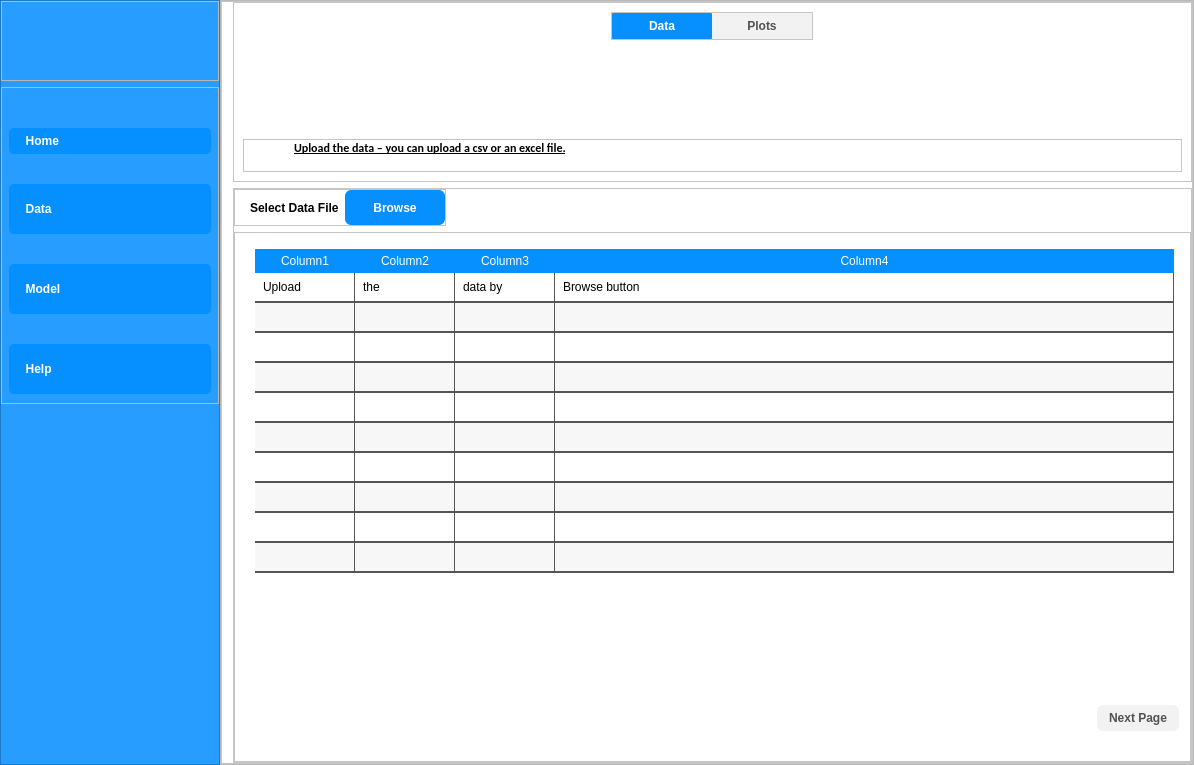
Old version of the form main.ui in the repository ali7haider/Active-Learning-Platform_PyQT5_Desktop_App.
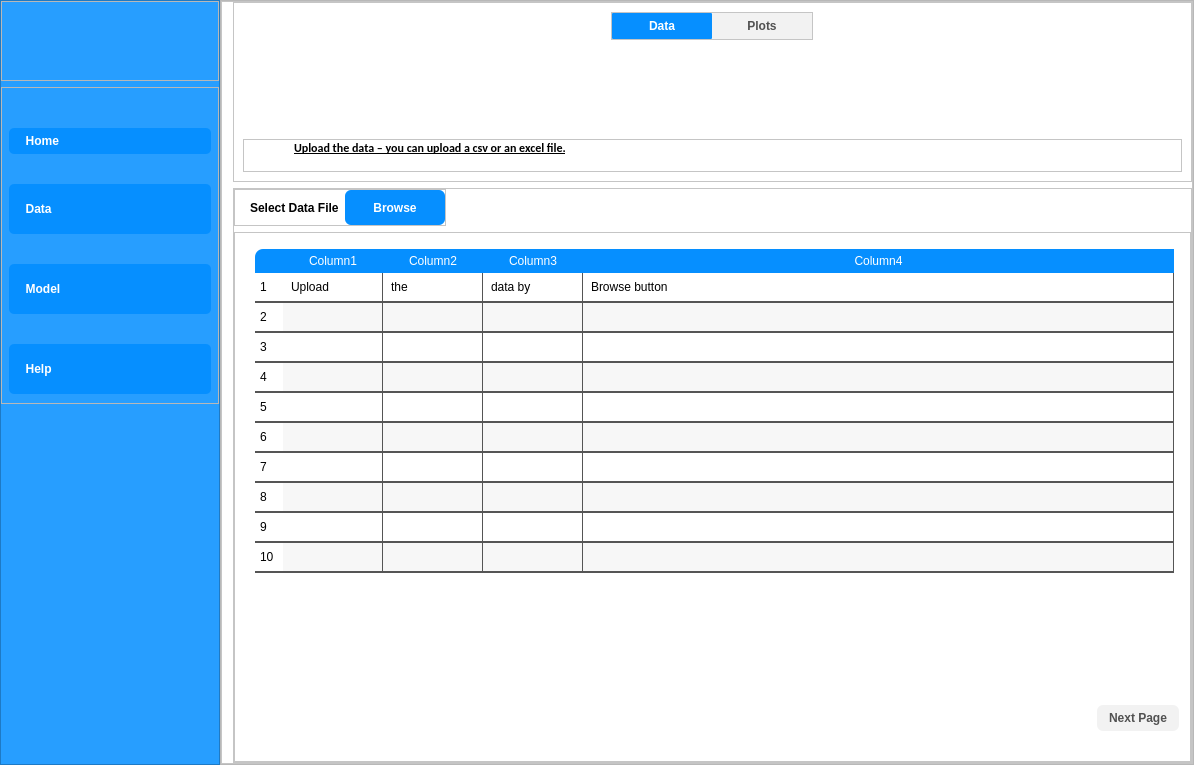
New version of the form. The open tabs and pages were chosen to show the change. Icons and pictures are not drawn.

Patch:
```diff
--- a/main.ui
+++ b/main.ui
@@ -1152,7 +1152,7 @@
                           <bool>true</bool>
                          </attribute>
                          <attribute name="verticalHeaderVisible">
-                          <bool>false</bool>
+                          <bool>true</bool>
                          </attribute>
                          <attribute name="verticalHeaderCascadingSectionResizes">
                           <bool>false</bool>
```
Left out of the diff: 2 changed lines with no effect on the pictures.
